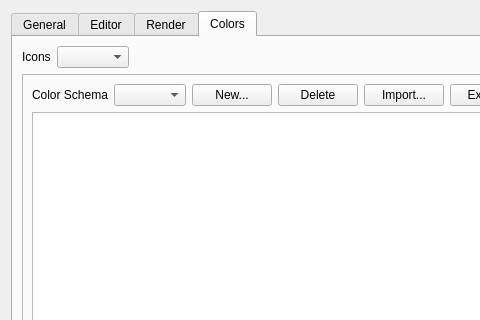
Above: ui/settings_dialog.ui from lasest/manuwrite before the change; both pictures show x 0 to 480 and y 0 to 320 of the 772 by 609 pixel window. Below: the same form after it.
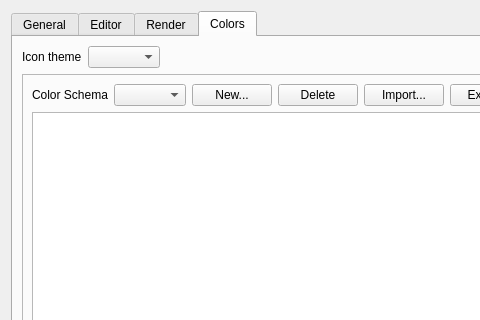
That is the form after the change.

Diff of the .ui file:
```diff
--- a/ui/settings_dialog.ui
+++ b/ui/settings_dialog.ui
@@ -334,7 +334,7 @@
          <item>
           <widget class="QLabel" name="IconsLabel">
            <property name="text">
-            <string>Icons</string>
+            <string>Icon theme</string>
            </property>
           </widget>
          </item>
```
